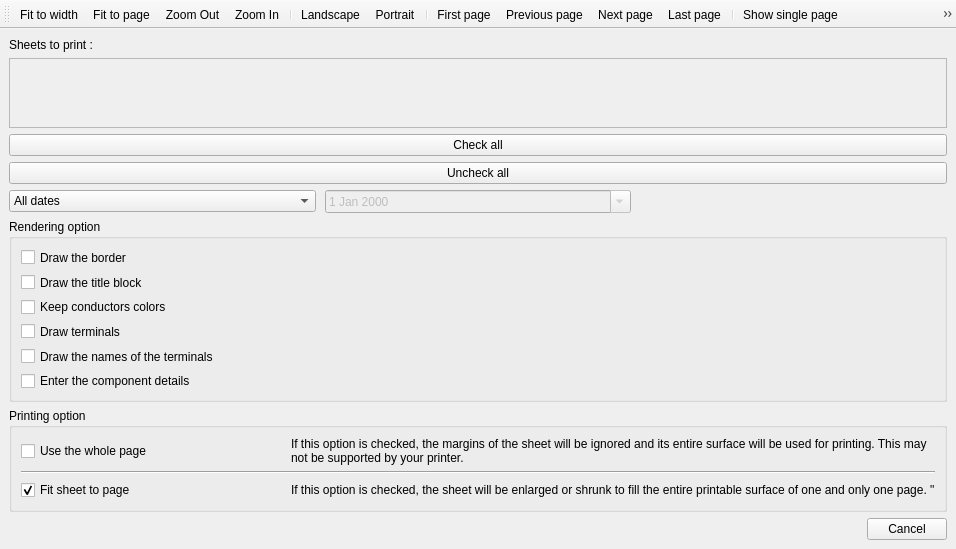
itaueira/qelectrotech-source, file sources/print/projectprintwindow.ui: the form before one commit.
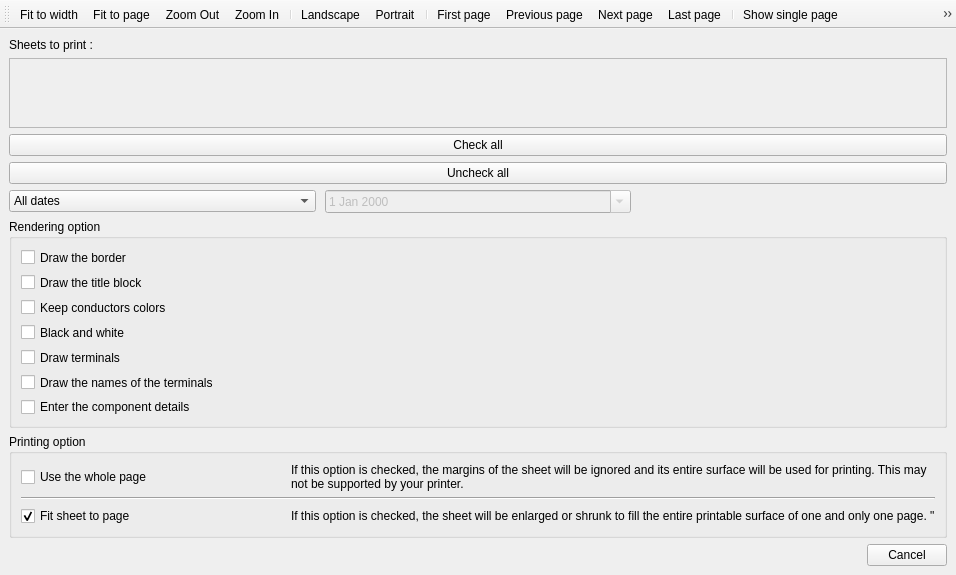
The form after the commit. Icons and pictures are not drawn.

```diff
--- a/sources/print/projectprintwindow.ui
+++ b/sources/print/projectprintwindow.ui
@@ -175,6 +175,16 @@
          </property>
         </widget>
        </item>
+       <item>
+        <widget class="QCheckBox" name="m_monochrome_cb">
+         <property name="toolTip">
+          <string>Lines and texts in black, pictures in shades of gray</string>
+         </property>
+         <property name="text">
+          <string>Black and white</string>
+         </property>
+        </widget>
+       </item>
        <item>
         <widget class="QCheckBox" name="m_draw_terminal_cb">
          <property name="text">
```
